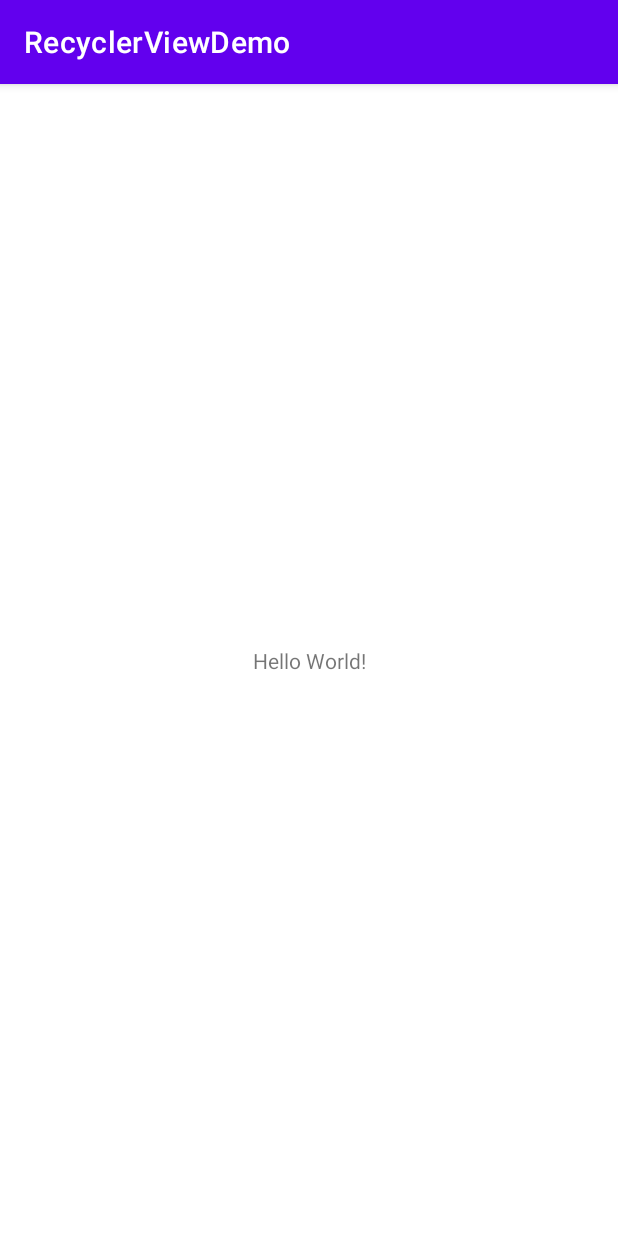
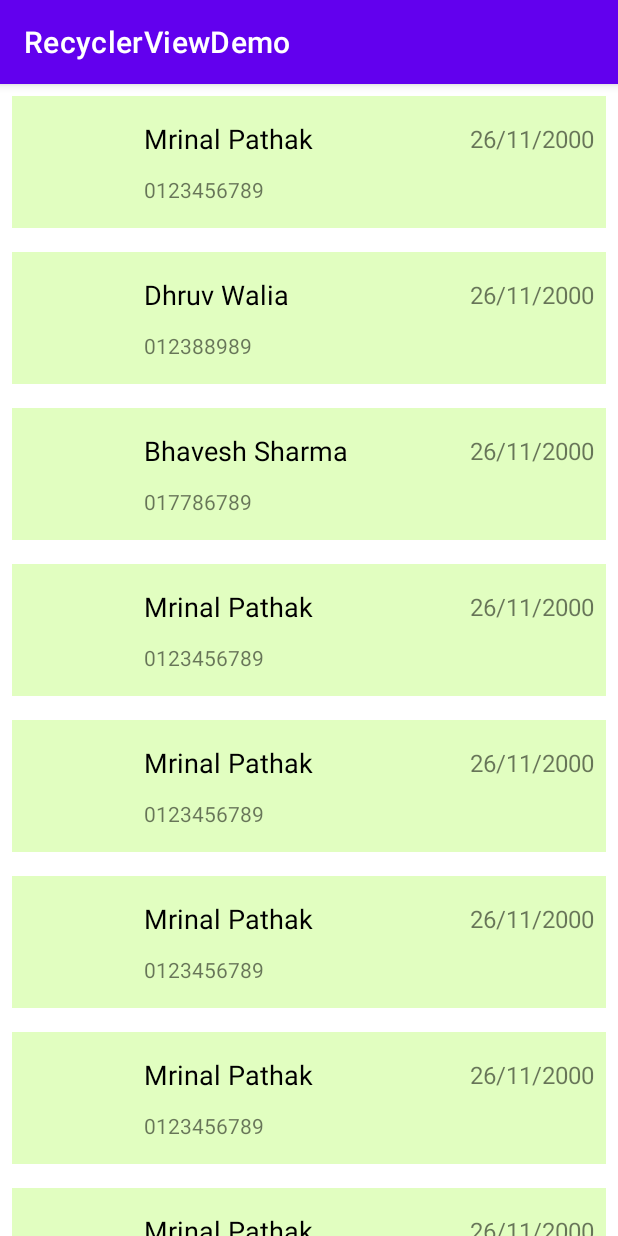
Before and after one commit to mrinalpathak16/RecyclerViewDemo, an Android app: the screen it shows after launch (MainActivity), on a phone screen of 412 x 824 dp. Run offline under Robolectric (Android 15) with nearby library versions, the phone set to English and light mode, and no system bars; our stand-ins replace CircleImageView.

Commit message:
RecyclerView implemented.

```diff
--- a/app/src/main/java/com/example/recyclerviewdemo/MainActivity.java
+++ b/app/src/main/java/com/example/recyclerviewdemo/MainActivity.java
@@ -1,14 +1,50 @@
 package com.example.recyclerviewdemo;
 
 import androidx.appcompat.app.AppCompatActivity;
+import androidx.recyclerview.widget.LinearLayoutManager;
+import androidx.recyclerview.widget.RecyclerView;
 
 import android.os.Bundle;
 
+import java.util.ArrayList;
+import java.util.List;
+
 public class MainActivity extends AppCompatActivity {
+    RecyclerView recyclerView;
 
     @Override
     protected void onCreate(Bundle savedInstanceState) {
         super.onCreate(savedInstanceState);
         setContentView(R.layout.activity_main);
+
+        List<ModelUser> data = new ArrayList<>();
+        data.add(new ModelUser("Mrinal Pathak", "0123456789", "26/11/2000"));
+        data.add(new ModelUser("Dhruv Walia", "012388989", "26/11/2000"));
+        data.add(new ModelUser("Bhavesh Sharma", "017786789", "26/11/2000"));
+        data.add(new ModelUser("Mrinal Pathak", "0123456789", "26/11/2000"));
+        data.add(new ModelUser("Mrinal Pathak", "0123456789", "26/11/2000"));
+        data.add(new ModelUser("Mrinal Pathak", "0123456789", "26/11/2000"));
+        data.add(new ModelUser("Mrinal Pathak", "0123456789", "26/11/2000"));
+        data.add(new ModelUser("Mrinal Pathak", "0123456789", "26/11/2000"));
+        data.add(new ModelUser("Mrinal Pathak", "0123456789", "26/11/2000"));
+        data.add(new ModelUser("Mrinal Pathak", "0123456789", "26/11/2000"));
+        data.add(new ModelUser("Mrinal Pathak", "0123456789", "26/11/2000"));
+        data.add(new ModelUser("Mrinal Pathak", "0123456789", "26/11/2000"));
+        data.add(new ModelUser("Mrinal Pathak", "0123456789", "26/11/2000"));
+        data.add(new ModelUser("Mrinal Pathak", "0123456789", "26/11/2000"));
+        data.add(new ModelUser("Mrinal Pathak", "0123456789", "26/11/2000"));
+        data.add(new ModelUser("Mrinal Pathak", "0123456789", "26/11/2000"));
+        data.add(new ModelUser("Mrinal Pathak", "0123456789", "26/11/2000"));
+        data.add(new ModelUser("Mrinal Pathak", "0123456789", "26/11/2000"));
+        data.add(new ModelUser("Mrinal Pathak", "0123456789", "26/11/2000"));
+        data.add(new ModelUser("Mrinal Pathak", "0123456789", "26/11/2000"));
+        data.add(new ModelUser("Mrinal Pathak", "0123456789", "26/11/2000"));
+        data.add(new ModelUser("Mrinal Pathak", "0123456789", "26/11/2000"));
+        data.add(new ModelUser("Mrinal Pathak", "0123456789", "26/11/2000"));
+        data.add(new ModelUser("Mrinal Pathak", "0123456789", "26/11/2000"));
+
+        recyclerView = findViewById(R.id.rv);
+        recyclerView.setLayoutManager(new LinearLayoutManager(this));
+        recyclerView.setAdapter(new MyRecyclerAdapter(data, this));
     }
 }
--- /dev/null
+++ b/app/src/main/java/com/example/recyclerviewdemo/ModelUser.java
@@ -0,0 +1,35 @@
+package com.example.recyclerviewdemo;
+
+public class ModelUser {
+    private String name, phn, dob;
+
+    public ModelUser(String name, String phn, String dob) {
+        this.name = name;
+        this.phn = phn;
+        this.dob = dob;
+    }
+
+    public String getName() {
+        return name;
+    }
+
+    public void setName(String name) {
+        this.name = name;
+    }
+
+    public String getPhn() {
+        return phn;
+    }
+
+    public void setPhn(String phn) {
+        this.phn = phn;
+    }
+
+    public String getDob() {
+        return dob;
+    }
+
+    public void setDob(String dob) {
+        this.dob = dob;
+    }
+}
--- /dev/null
+++ b/app/src/main/java/com/example/recyclerviewdemo/MyRecyclerAdapter.java
@@ -0,0 +1,57 @@
+package com.example.recyclerviewdemo;
+
+import android.content.Context;
+import android.view.LayoutInflater;
+import android.view.View;
+import android.view.ViewGroup;
+import android.widget.TextView;
+
+import androidx.annotation.NonNull;
+import androidx.recyclerview.widget.RecyclerView;
+
+import java.util.List;
+
+import de.hdodenhof.circleimageview.CircleImageView;
+
+public class MyRecyclerAdapter extends RecyclerView.Adapter<MyRecyclerAdapter.MyViewHolder> {
+    private List<ModelUser> data;
+    private Context mContext;
+
+    public MyRecyclerAdapter(List<ModelUser> data, Context mContext) {
+        this.data = data;
+        this.mContext = mContext;
+    }
+
+    @NonNull
+    @Override
+    public MyViewHolder onCreateViewHolder(@NonNull ViewGroup parent, int viewType) {
+        MyViewHolder viewHolder = new MyViewHolder(
+                LayoutInflater.from(mContext).inflate(R.layout.list_item_main, parent, false)
+        );
+        return viewHolder;
+    }
+
+    @Override
+    public void onBindViewHolder(@NonNull MyViewHolder holder, int position) {
+        holder.name.setText(data.get(position).getName());
+        holder.dob.setText(data.get(position).getDob());
+        holder.phn.setText(data.get(position).getPhn());
+    }
+
+    @Override
+    public int getItemCount() {
+        return data.size();
+    }
+
+    public class MyViewHolder extends RecyclerView.ViewHolder {
+        CircleImageView dp;
+        TextView name, phn, dob;
+        public MyViewHolder(@NonNull View itemView) {
+            super(itemView);
+            dp = itemView.findViewById(R.id.dp);
+            name = itemView.findViewById(R.id.name);
+            phn = itemView.findViewById(R.id.phn);
+            dob = itemView.findViewById(R.id.dob);
+        }
+    }
+}
--- a/app/src/main/res/layout/activity_main.xml
+++ b/app/src/main/res/layout/activity_main.xml
@@ -6,10 +6,10 @@
     android:layout_height="match_parent"
     tools:context=".MainActivity">
 
-    <TextView
-        android:layout_width="wrap_content"
-        android:layout_height="wrap_content"
-        android:text="Hello World!"
+    <androidx.recyclerview.widget.RecyclerView
+        android:id="@+id/rv"
+        android:layout_width="match_parent"
+        android:layout_height="match_parent"
         app:layout_constraintBottom_toBottomOf="parent"
         app:layout_constraintLeft_toLeftOf="parent"
         app:layout_constraintRight_toRightOf="parent"
--- a/app/src/main/res/layout/list_item_main.xml
+++ b/app/src/main/res/layout/list_item_main.xml
@@ -34,15 +34,6 @@
         tools:text="Mrinal Pathak" />
 
     <TextView
-        android:id="@+id/phn"
-        android:layout_width="wrap_content"
-        android:layout_height="wrap_content"
-        android:layout_marginBottom="8dp"
-        app:layout_constraintBottom_toBottomOf="@+id/dp"
-        app:layout_constraintStart_toStartOf="@+id/name"
-        tools:text="0123456789" />
-
-    <TextView
         android:id="@+id/dob"
         android:layout_width="wrap_content"
         android:layout_height="wrap_content"
@@ -53,4 +44,13 @@
         app:layout_constraintTop_toTopOf="@+id/name"
         tools:text="24/07/2001" />
 
+    <TextView
+        android:id="@+id/phn"
+        android:layout_width="wrap_content"
+        android:layout_height="wrap_content"
+        android:layout_marginBottom="8dp"
+        app:layout_constraintBottom_toBottomOf="@+id/dp"
+        app:layout_constraintStart_toStartOf="@+id/name"
+        tools:text="0123456789" />
+
 </androidx.constraintlayout.widget.ConstraintLayout>
```
